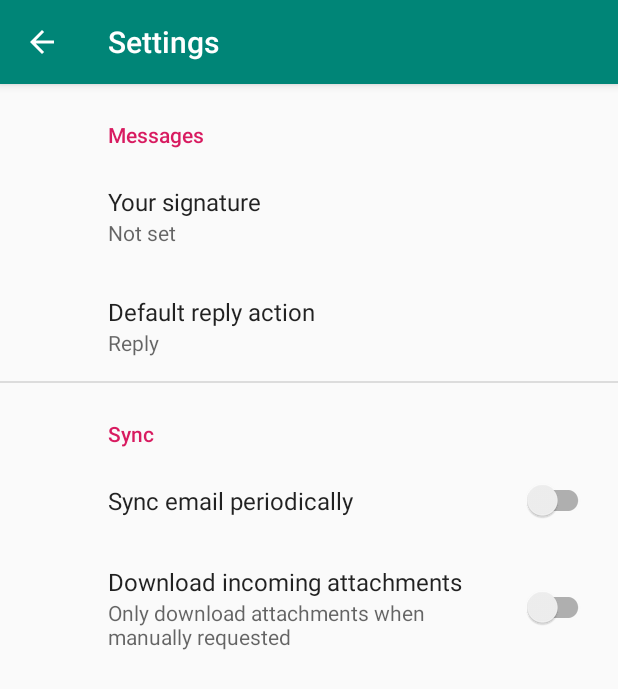
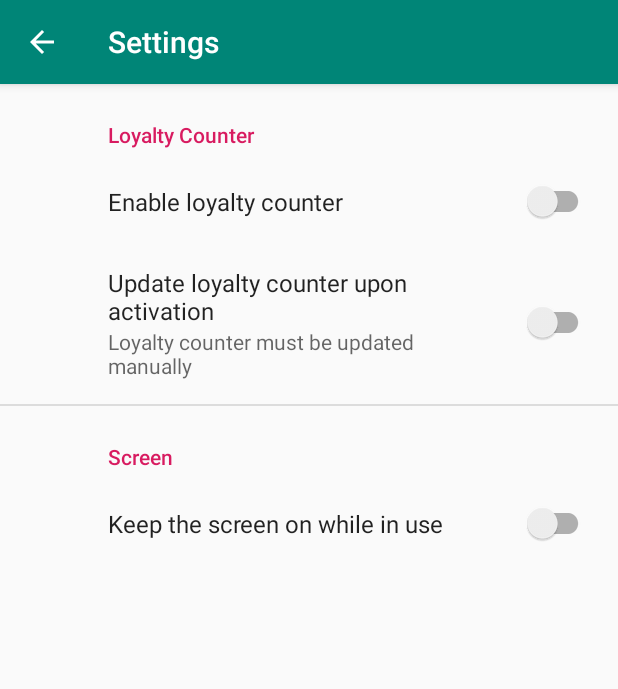
Before and after one commit to greenwarpy/AskaHead, an Android app: the SettingsActivity screen opened directly, with no data from a screen before it, on a phone screen of 412 x 824 dp. Shown: the top 689 px of the screen. Run offline under Robolectric (Android 15) with nearby library versions, the phone set to English and light mode, and no system bars; our stand-ins replace androidx.preference.

Commit message:
changed default settings XML to options required

```diff
--- a/app/src/main/res/values/strings.xml
+++ b/app/src/main/res/values/strings.xml
@@ -23,4 +23,7 @@
     <string name="attachment_summary_on">Automatically download attachments for incoming emails
     </string>
     <string name="attachment_summary_off">Only download attachments when manually requested</string>
+
+
+
 </resources>
--- a/app/src/main/res/xml/root_preferences.xml
+++ b/app/src/main/res/xml/root_preferences.xml
@@ -16,6 +16,32 @@
 
 <androidx.preference.PreferenceScreen xmlns:app="http://schemas.android.com/apk/res-auto">
 
+    <PreferenceCategory
+        app:title="Loyalty Counter">
+
+        <SwitchPreferenceCompat
+            app:key="counterEnabled"
+            app:title="Enable loyalty counter"
+            app:defaultValue="false"/>
+
+        <SwitchPreferenceCompat
+            app:dependency="counterEnabled"
+            app:key="counterAutomatic"
+            app:title="Update loyalty counter upon activation"
+            app:summaryOff="Loyalty counter must be updated manually"
+            app:summaryOn="Loyalty counter will update when an ability is activated"
+             />
+
+    </PreferenceCategory>
+
+    <PreferenceCategory app:title="Screen">
+        <SwitchPreferenceCompat
+            app:key="screenOn"
+            app:title="Keep the screen on while in use"
+            app:defaultValue="false"/>
+    </PreferenceCategory>
+
+<!--
     <PreferenceCategory app:title="@string/messages_header">
 
         <EditTextPreference
@@ -33,7 +59,7 @@
 
     </PreferenceCategory>
 
-    <PreferenceCategory app:title="@string/sync_header">
+   <PreferenceCategory app:title="@string/sync_header">
 
         <SwitchPreferenceCompat
             app:key="sync"
@@ -47,5 +73,7 @@
             app:title="@string/attachment_title" />
 
     </PreferenceCategory>
+    -->
+
 
 </androidx.preference.PreferenceScreen>
```
